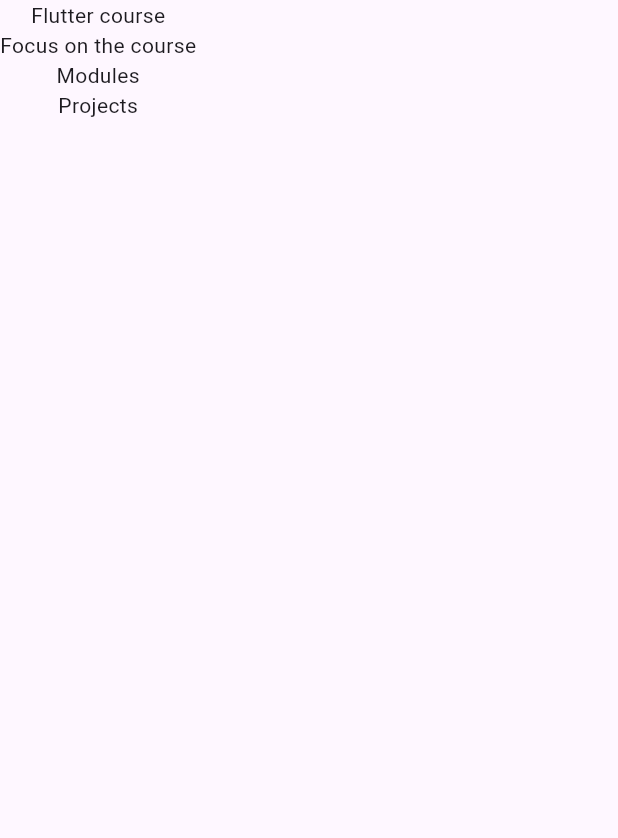
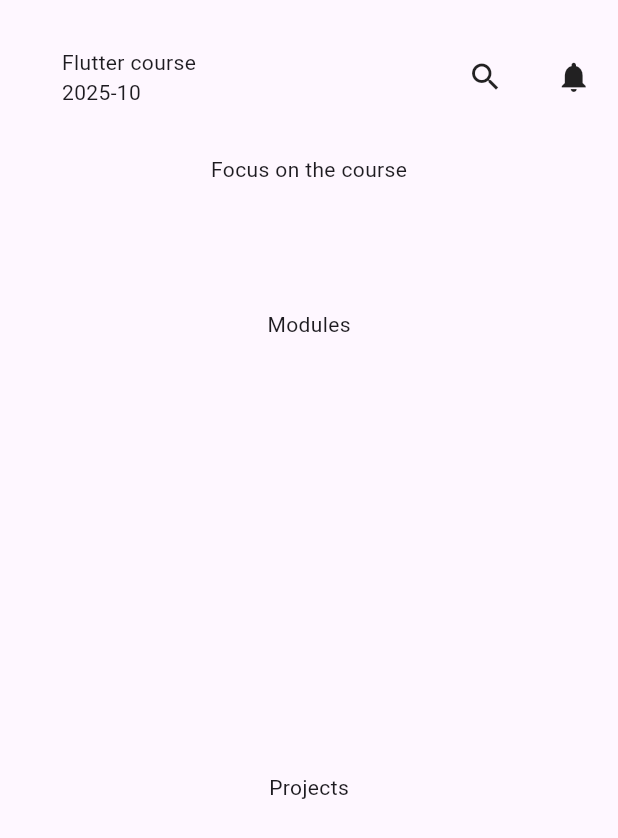
Before and after one commit to manuelmartinezr/automatic-lamp, a Flutter app: the screen it shows after launch, on a phone screen of 412 x 824 dp. Shown: the top 838 px of the screen. Run offline on Flutter 3.47's test engine with Material 3 defaults, Android fonts, the phone set to English and light mode, and no system bars.

Commit message:
add header layout

```diff
--- a/lib/ui/pages/flutter_course_page.dart
+++ b/lib/ui/pages/flutter_course_page.dart
@@ -10,17 +10,46 @@
       // you may remove this widget if you don't want to use it
       child: Column(
         children: <Widget>[
-          buildHeader(),
-          buildCourseFocus(),
-          buildModules(),
-          buildProjectList(),
+          Expanded(
+            flex: 1,
+            child: buildHeader(context),),
+          Expanded(
+            flex: 1,
+            child: buildCourseFocus(),),
+          Expanded(
+            flex: 3,
+            child: buildModules(),),
+          Expanded(
+            flex: 3,
+            child: buildProjectList(),),
         ],
       ),
     ));
   }
 
-  Widget buildHeader() {
-    return const Text("Flutter course");
+  Widget buildHeader(context) {
+    return Row(
+      children: [
+      Expanded(
+        flex: 5,
+        child: Padding(
+          padding: EdgeInsets.symmetric(horizontal: MediaQuery.of(context).size.width * 0.1),
+          child: Column(
+            crossAxisAlignment: CrossAxisAlignment.start,
+            mainAxisAlignment: MainAxisAlignment.center,
+            children: [
+              Text('Flutter course'),
+              Text('2025-10'),
+            ],
+          ),
+        ),),
+      Expanded(
+        flex: 1,
+        child: Icon(Icons.search)),
+      Expanded(
+        flex: 1,
+        child: Icon(Icons.notifications)),
+    ],);
   }
 
   Widget buildCourseFocus() {
```
